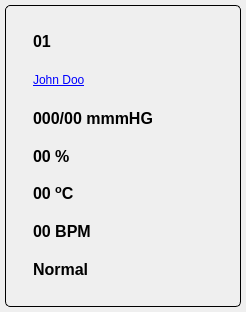
Before: the Qt Designer form gui/monitordata.ui in dtgmariano/central_monitoramento, drawn with Qt 5.
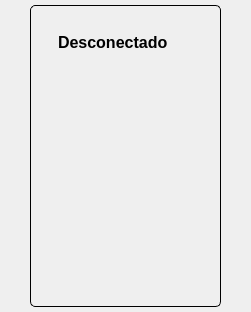
After: the same form once the commit is applied. Icons and pictures are not drawn.

```diff
--- a/gui/monitordata.ui
+++ b/gui/monitordata.ui
@@ -6,7 +6,7 @@
    <rect>
     <x>0</x>
     <y>0</y>
-    <width>246</width>
+    <width>241</width>
     <height>312</height>
    </rect>
   </property>
@@ -14,7 +14,16 @@
    <string>Form</string>
   </property>
   <layout class="QHBoxLayout" name="horizontalLayout">
-   <property name="margin">
+   <property name="leftMargin">
+    <number>30</number>
+   </property>
+   <property name="topMargin">
+    <number>5</number>
+   </property>
+   <property name="rightMargin">
+    <number>30</number>
+   </property>
+   <property name="bottomMargin">
     <number>5</number>
    </property>
    <item>
@@ -60,7 +69,7 @@
 text-decoration: underline;</string>
           </property>
           <property name="text">
-           <string>&lt;html&gt;&lt;head/&gt;&lt;body&gt;&lt;p&gt;John Doo&lt;/p&gt;&lt;/body&gt;&lt;/html&gt;</string>
+           <string/>
           </property>
          </widget>
         </item>
@@ -97,7 +106,7 @@
            </font>
           </property>
           <property name="text">
-           <string>00 %</string>
+           <string/>
           </property>
          </widget>
         </item>
@@ -175,7 +184,7 @@
            </font>
           </property>
           <property name="text">
-           <string>000/00 mmmHG</string>
+           <string/>
           </property>
          </widget>
         </item>
@@ -196,7 +205,7 @@
            </font>
           </property>
           <property name="text">
-           <string>&lt;html&gt;&lt;head/&gt;&lt;body&gt;&lt;p&gt;00 BPM&lt;/p&gt;&lt;/body&gt;&lt;/html&gt;</string>
+           <string/>
           </property>
           <property name="textFormat">
            <enum>Qt::RichText</enum>
@@ -252,7 +261,7 @@
            </font>
           </property>
           <property name="text">
-           <string>&lt;html&gt;&lt;head/&gt;&lt;body&gt;&lt;p&gt;00 &lt;span style=&quot; vertical-align:super;&quot;&gt;o&lt;/span&gt;C&lt;/p&gt;&lt;/body&gt;&lt;/html&gt;</string>
+           <string/>
           </property>
          </widget>
         </item>
@@ -369,7 +378,7 @@
            </font>
           </property>
           <property name="text">
-           <string>&lt;html&gt;&lt;head/&gt;&lt;body&gt;&lt;p&gt;Normal&lt;/p&gt;&lt;/body&gt;&lt;/html&gt;</string>
+           <string/>
           </property>
          </widget>
         </item>
@@ -406,10 +415,23 @@
            </font>
           </property>
           <property name="text">
-           <string>&lt;html&gt;&lt;head/&gt;&lt;body&gt;&lt;p&gt;01&lt;/p&gt;&lt;/body&gt;&lt;/html&gt;</string>
+           <string>Desconectado</string>
           </property>
          </widget>
         </item>
+        <item row="2" column="3">
+         <spacer name="horizontalSpacer">
+          <property name="orientation">
+           <enum>Qt::Horizontal</enum>
+          </property>
+          <property name="sizeHint" stdset="0">
+           <size>
+            <width>40</width>
+            <height>20</height>
+           </size>
+          </property>
+         </spacer>
+        </item>
        </layout>
       </item>
      </layout>
```
Left out of the diff: 2 changed lines with no effect on the pictures.
